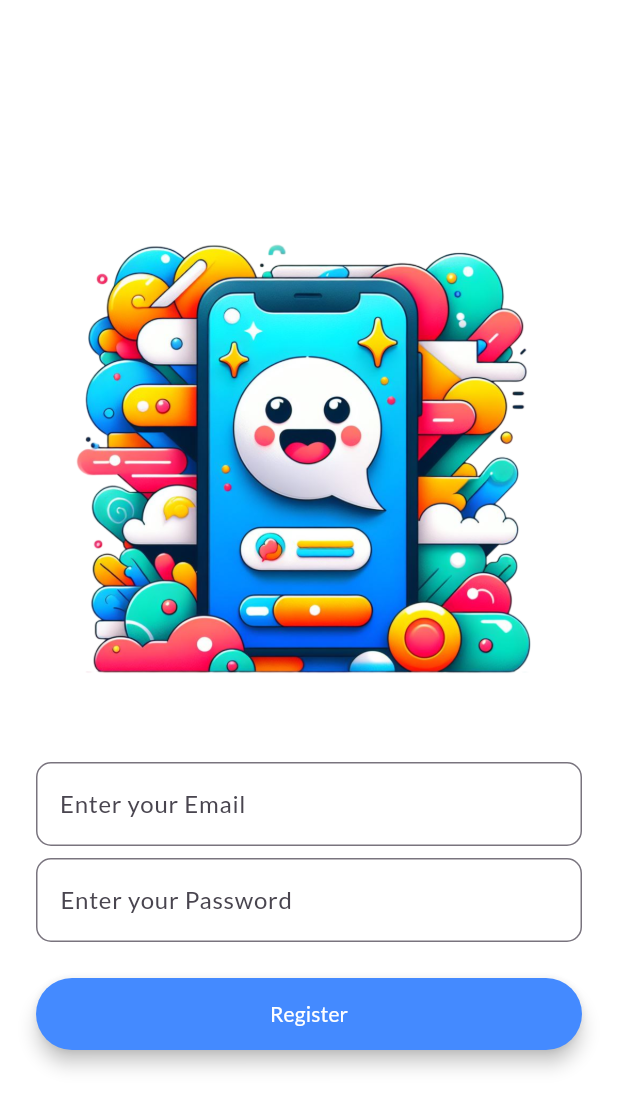
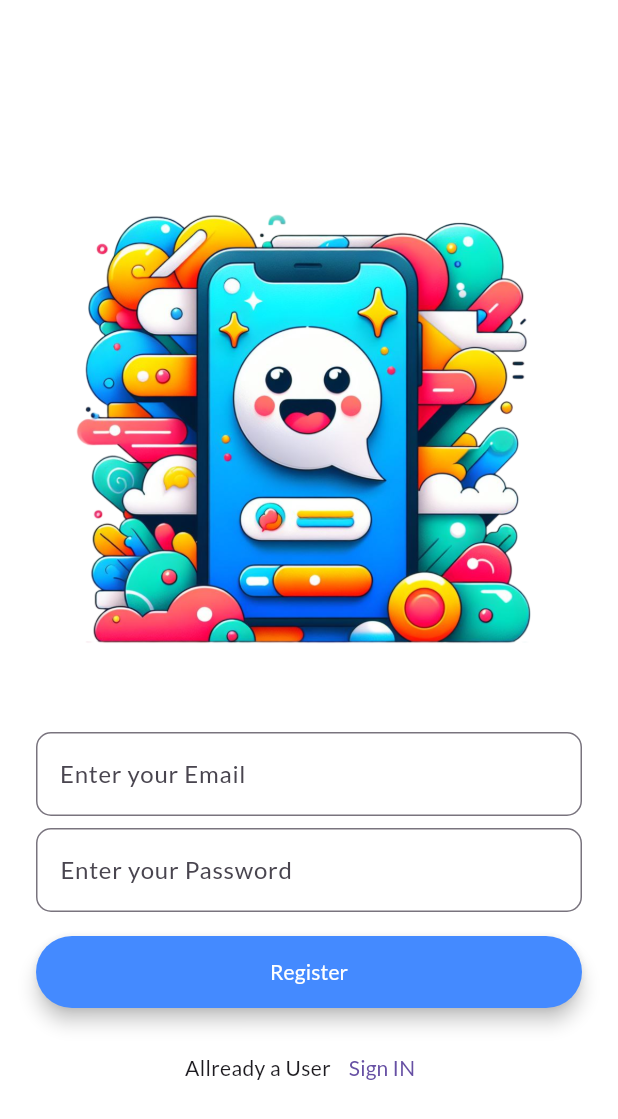
Before and after one commit to rushi055/Chat_app, a Flutter app: the RegistrationScreen screen opened by its route, on a phone screen of 412 x 824 dp. Shown: the top 1119 px of the screen. Run offline on Flutter 3.47's test engine with Material 3 defaults, Android fonts, the light colour scheme and no system bars; our stand-ins replace animated_text_kit, firebase_auth, firebase_core, google_fonts; accounts and stored records are empty.

Commit message:
Update registration_page.dart

```diff
--- a/lib/screens/registration_page.dart
+++ b/lib/screens/registration_page.dart
@@ -1,4 +1,5 @@
 import 'package:chat_app/screens/chat_screen.dart';
+import 'package:flutter/cupertino.dart';
 import 'package:flutter/material.dart';
 import 'package:firebase_auth/firebase_auth.dart';
 
@@ -10,8 +11,9 @@ class RegistrationScreen extends StatefulWidget {
 class _RegistrationScreenState extends State<RegistrationScreen> {
   final _auth = FirebaseAuth.instance;
 
-  String email='';
-  String password='';
+  String email = '';
+  String password = '';
+  bool showSpinner = false;
   @override
   Widget build(BuildContext context) {
     return Scaffold(
@@ -23,7 +25,7 @@ class _RegistrationScreenState extends State<RegistrationScreen> {
             child: Column(
               mainAxisAlignment: MainAxisAlignment.center,
               crossAxisAlignment: CrossAxisAlignment.stretch,
-              children:[
+              children: [
                 Container(
                   height: 400.0,
                   child: Image.asset('assets/register.png'),
@@ -43,7 +45,7 @@ class _RegistrationScreenState extends State<RegistrationScreen> {
                   ),
                   onChanged: (value) {
                     setState(() {
-                      email=value;
+                      email = value;
                     });
                   },
                 ),
@@ -64,29 +66,10 @@ class _RegistrationScreenState extends State<RegistrationScreen> {
                   ),
                   onChanged: (value) {
                     setState(() {
-                      password=value;
+                      password = value;
                     });
                   },
                 ),
-                SizedBox(
-                  height: 8.0,
-                ),
-                // TextFormField(
-                //   decoration: InputDecoration(
-                //     border: OutlineInputBorder(
-                //       gapPadding: 4,
-                //       borderRadius: BorderRadius.circular(10),
-                //       borderSide: BorderSide(
-                //         color: Colors.blue,
-                //         width: 4.0,
-                //       ),
-                //     ),
-                //     labelText: 'Conform entered your Password',
-                //   ),
-                //   onChanged: (value) {
-                //     setState(() {});
-                //   },
-                // ),
                 Padding(
                   padding: EdgeInsets.symmetric(vertical: 16.0),
                   child: Material(
@@ -95,21 +78,23 @@ class _RegistrationScreenState extends State<RegistrationScreen> {
                     elevation: 5.0,
                     child: MaterialButton(
                       onPressed: () async {
-                        try{
-                          final newUser =await _auth.createUserWithEmailAndPassword(email: email, password: password);
-                          if(newUser!=null){
+                        try {
+                          final newUser =
+                              await _auth.createUserWithEmailAndPassword(
+                                  email: email, password: password);
+                          if (newUser != null) {
                             Navigator.push(
-                                context,
-                                MaterialPageRoute(builder: (context) => ChatScreen()),
-                              );
+                              context,
+                              MaterialPageRoute(
+                                  builder: (context) => ChatScreen()),
+                            );
                           }
-                        }
-                        catch(e){
+                        } catch (e) {
                           print(e);
                         }
                       },
                       minWidth: 200.0,
-                      height: 42.0,
+                      height: 30.0,
                       child: Text(
                         'Register',
                         style: TextStyle(color: Colors.white),
@@ -117,6 +102,20 @@ class _RegistrationScreenState extends State<RegistrationScreen> {
                     ),
                   ),
                 ),
+                Row(
+                  mainAxisAlignment: MainAxisAlignment.center,
+                    children: [
+                  Text('Allready a User'),
+                  TextButton(
+                      onPressed: () {
+                        Navigator.push(
+                          context,
+                          MaterialPageRoute(
+                              builder: (context) => RegistrationScreen()),
+                        );
+                      },
+                      child: Text('Sign IN'))
+                ]),
               ],
             ),
           ),
```
